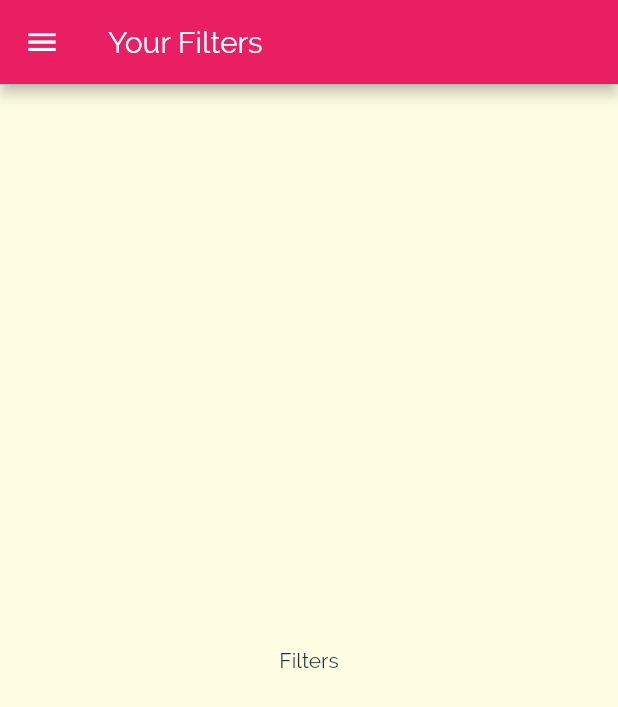
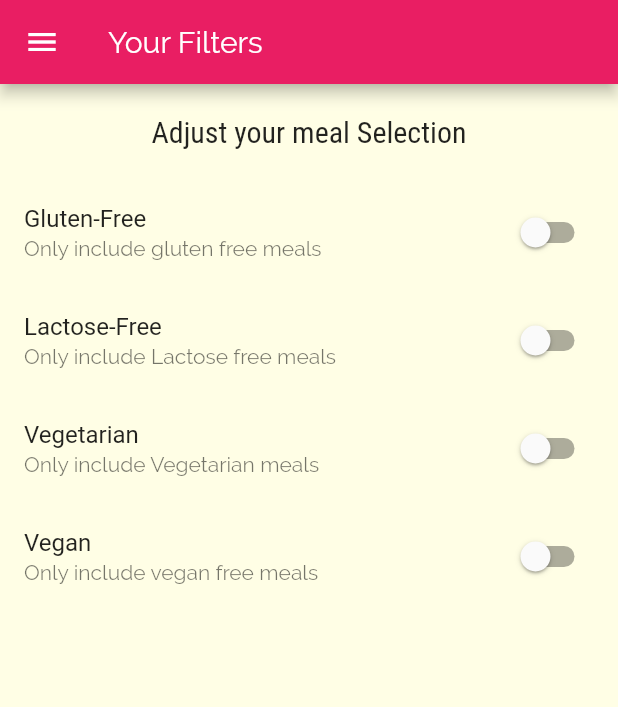
Before and after one commit to sravanpabolu/MealsAppTrainingFlutter, a Flutter app: the FiltersScreen screen opened by its route, on a phone screen of 412 x 824 dp. Shown: the top 707 px of the screen. Run offline on Flutter 3.47's test engine with Material 2 defaults, Android fonts, the phone set to English and light mode, and no system bars.

Commit message:
177. Adding Filters

```diff
--- a/lib/screens/filters_screen.dart
+++ b/lib/screens/filters_screen.dart
@@ -1,8 +1,18 @@
 import '../widgets/main_drawer.dart';
 import 'package:flutter/material.dart';
 
-class FiltersScreen extends StatelessWidget {
+class FiltersScreen extends StatefulWidget {
   static const routeName = '/filters';
+
+  @override
+  _FiltersScreenState createState() => _FiltersScreenState();
+}
+
+class _FiltersScreenState extends State<FiltersScreen> {
+  var _glutenFree = false;
+  var _vegetarian = false;
+  var _vegan = false;
+  var _lactoseFree = false;
 
   @override
   Widget build(BuildContext context) {
@@ -11,9 +21,56 @@ class FiltersScreen extends StatelessWidget {
         title: Text('Your Filters'),
       ),
       drawer: MainDrawer(),
-      body: Center(
-        child: Text('Filters'),
+      body: Column(
+        children: [
+          Container(
+            padding: EdgeInsets.all(20),
+            child: Text(
+              "Adjust your meal Selection",
+              style: Theme.of(context).textTheme.headline6,
+            ),
+          ),
+          Expanded(
+            child: ListView(
+              children: [
+                _buildSwitchListTile("Gluten-Free",
+                    "Only include gluten free meals", _glutenFree, (value) {
+                  setState(() {
+                    _glutenFree = value;
+                  });
+                }),
+                _buildSwitchListTile("Lactose-Free",
+                    "Only include Lactose free meals", _lactoseFree, (value) {
+                  setState(() {
+                    _lactoseFree = value;
+                  });
+                }),
+                _buildSwitchListTile("Vegetarian",
+                    "Only include Vegetarian meals", _vegetarian, (value) {
+                  setState(() {
+                    _vegetarian = value;
+                  });
+                }),
+                _buildSwitchListTile("Vegan",
+                    "Only include vegan free meals", _vegan, (value) {
+                  setState(() {
+                    _vegan = value;
+                  });
+                }),
+              ],
+            ),
+          )
+        ],
       ),
     );
   }
+
+  Widget _buildSwitchListTile(String title, String description,
+      var currentValue, Function updateValue) {
+    return SwitchListTile(
+        title: Text(title),
+        value: currentValue,
+        subtitle: Text(description),
+        onChanged: updateValue);
+  }
 }
```
